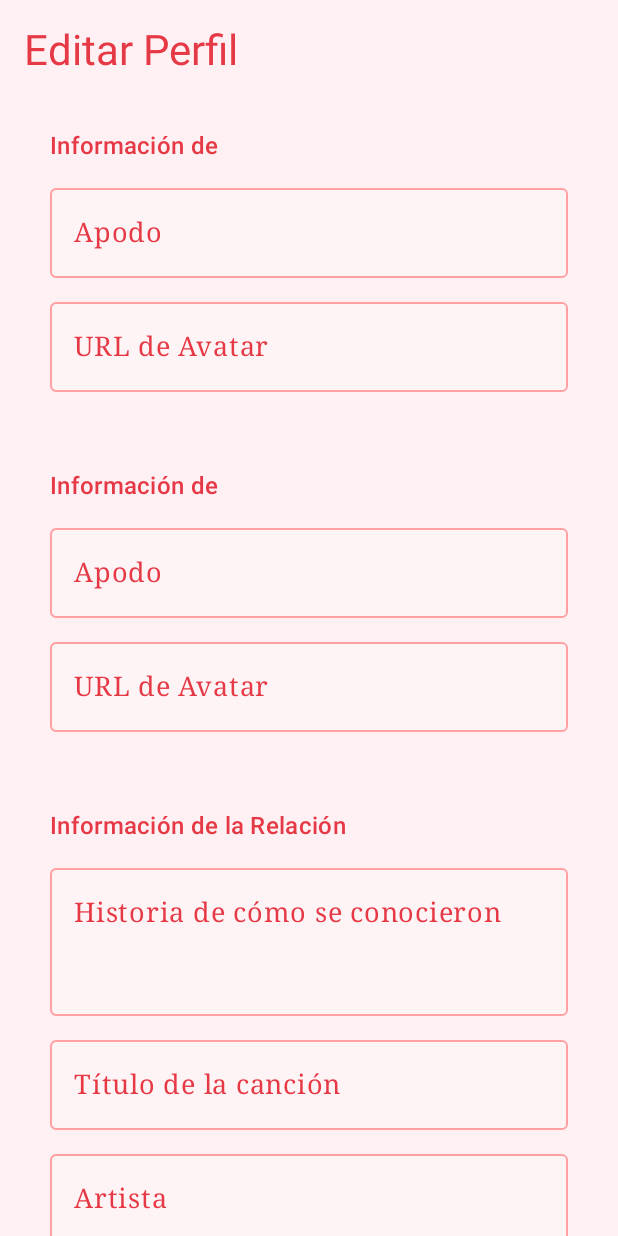
After one commit to Keniding/SanLove, an Android app built with Jetpack Compose: the composable EditProfileForm shown on its own in the app's theme, on a phone screen of 412 x 824 dp. The commit adds this screen. Run offline under Robolectric (Android 15) with nearby library versions, the phone set to English and light mode, and no system bars; our stand-ins replace Firebase (no records; nobody signed in at launch, a user with empty details on screens opened directly).

Commit message:
edición de perfiles

```diff
--- a/app/src/main/java/com/keniding/sanlove/data/model/profile/Partner.kt
+++ b/app/src/main/java/com/keniding/sanlove/data/model/profile/Partner.kt
@@ -14,6 +14,6 @@ data class Partner(
     @get:PropertyName("avatar") @set:PropertyName("avatar")
     var avatar: String = "",
 
-    @get:PropertyName("birthDate") @set:PropertyName("birthDate")
-    var birthDate: String = ""
+    @get:PropertyName("startDate") @set:PropertyName("startDate")
+    var startDate: String = ""
 )
--- a/app/src/main/java/com/keniding/sanlove/data/repository/ProfileRepository.kt
+++ b/app/src/main/java/com/keniding/sanlove/data/repository/ProfileRepository.kt
@@ -27,13 +27,17 @@ class ProfileRepository {
         val partner1 = snapshot.getValue(Partner::class.java)
             ?: throw Exception("Código de conexión inválido")
 
+        if (partner1.startDate != partner2.startDate) {
+            throw Exception("Las fechas de inicio de la relación no coinciden. Por favor, verifiquen juntos la fecha correcta.")
+        }
+
         val profileId = UUID.randomUUID().toString()
         val profile = CoupleProfile(
             id = profileId,
             partner1 = partner1,
             partner2 = partner2,
             relationship = RelationshipInfo(
-                anniversaryDate = LocalDate.now().toString(),
+                anniversaryDate = partner1.startDate,
                 specialMoments = listOf(),
                 petNamePartner1 = "",
                 petNamePartner2 = "",
--- a/app/src/main/java/com/keniding/sanlove/ui/common/component/StyledOutlinedTextField.kt
+++ b/app/src/main/java/com/keniding/sanlove/ui/common/component/StyledOutlinedTextField.kt
@@ -14,13 +14,17 @@ fun StyledOutlinedTextField(
     value: String,
     onValueChange: (String) -> Unit,
     label: String,
-    modifier: Modifier = Modifier
+    modifier: Modifier = Modifier,
+    minLines: Int = 1,
+    maxLines: Int = Int.MAX_VALUE
 ) {
     OutlinedTextField(
         value = value,
         onValueChange = onValueChange,
         label = { Text(label) },
         modifier = modifier.fillMaxWidth(),
+        minLines = minLines,
+        maxLines = maxLines,
         colors = OutlinedTextFieldDefaults.colors(
             focusedBorderColor = ValentineColors.DeepRose,
             unfocusedBorderColor = ValentineColors.Rose.copy(alpha = 0.6f),
@@ -31,6 +35,6 @@ fun StyledOutlinedTextField(
         ),
         textStyle = MaterialTheme.typography.bodyMedium.copy(
             color = ValentineColors.DeepRose
-        )
+        ),
     )
 }
--- a/app/src/main/java/com/keniding/sanlove/ui/common/navigation/NavGraph.kt
+++ b/app/src/main/java/com/keniding/sanlove/ui/common/navigation/NavGraph.kt
@@ -1,5 +1,7 @@
 package com.keniding.sanlove.ui.common.navigation
 
+import android.os.Build
+import androidx.annotation.RequiresApi
 import androidx.compose.foundation.background
 import androidx.compose.foundation.layout.*
 import androidx.compose.runtime.Composable
@@ -20,6 +22,7 @@ import com.keniding.sanlove.ui.common.theme.ValentineColors
 import com.keniding.sanlove.ui.register.screen.ConnectPartnerScreen
 import com.keniding.sanlove.ui.register.screen.RegisterScreen
 
+@RequiresApi(Build.VERSION_CODES.O)
 @Composable
 fun NavGraph(
     modifier: Modifier = Modifier
--- /dev/null
+++ b/app/src/main/java/com/keniding/sanlove/ui/profile/edit/EditProfileForm.kt
@@ -0,0 +1,173 @@
+package com.keniding.sanlove.ui.profile.component
+
+import androidx.compose.foundation.layout.*
+import androidx.compose.foundation.rememberScrollState
+import androidx.compose.foundation.verticalScroll
+import androidx.compose.material3.*
+import androidx.compose.runtime.*
+import androidx.compose.ui.Modifier
+import androidx.compose.ui.unit.dp
+import com.keniding.sanlove.data.model.profile.CoupleProfile
+import com.keniding.sanlove.ui.common.component.StyledButton
+import com.keniding.sanlove.ui.common.component.StyledOutlinedTextField
+import com.keniding.sanlove.ui.common.theme.ValentineColors
+import com.keniding.sanlove.ui.valentine.component.glass.GlassCard
+
+@Composable
+fun EditProfileForm(
+    profile: CoupleProfile,
+    onSave: (CoupleProfile) -> Unit,
+    modifier: Modifier = Modifier
+) {
+    var editedProfile by remember { mutableStateOf(profile) }
+
+    Column(
+        modifier = modifier
+            .fillMaxWidth()
+            .verticalScroll(rememberScrollState())
+            .padding(16.dp),
+        verticalArrangement = Arrangement.spacedBy(16.dp)
+    ) {
+        Text(
+            text = "Editar Perfil",
+            style = MaterialTheme.typography.headlineMedium,
+            color = ValentineColors.DeepRose
+        )
+
+        GlassCard(
+            modifier = Modifier.fillMaxWidth()
+        ) {
+            Column(
+                modifier = Modifier.padding(16.dp),
+                verticalArrangement = Arrangement.spacedBy(8.dp)
+            ) {
+                Text(
+                    text = "Información de ${profile.partner1.name}",
+                    style = MaterialTheme.typography.titleMedium,
+                    color = ValentineColors.DeepRose
+                )
+
+                StyledOutlinedTextField(
+                    value = editedProfile.partner1.nickname,
+                    onValueChange = {
+                        editedProfile = editedProfile.copy(
+                            partner1 = editedProfile.partner1.copy(nickname = it)
+                        )
+                    },
+                    label = "Apodo",
+                    modifier = Modifier.fillMaxWidth()
+                )
+
+                StyledOutlinedTextField(
+                    value = editedProfile.partner1.avatar,
+                    onValueChange = {
+                        editedProfile = editedProfile.copy(
+                            partner1 = editedProfile.partner1.copy(avatar = it)
+                        )
+                    },
+                    label = "URL de Avatar",
+                    modifier = Modifier.fillMaxWidth()
+                )
+            }
+        }
+
+        GlassCard(
+            modifier = Modifier.fillMaxWidth()
+        ) {
+            Column(
+                modifier = Modifier.padding(16.dp),
+                verticalArrangement = Arrangement.spacedBy(8.dp)
+            ) {
+                Text(
+                    text = "Información de ${profile.partner2.name}",
+                    style = MaterialTheme.typography.titleMedium,
+                    color = ValentineColors.DeepRose
+                )
+
+                StyledOutlinedTextField(
+                    value = editedProfile.partner2.nickname,
+                    onValueChange = {
+                        editedProfile = editedProfile.copy(
+                            partner2 = editedProfile.partner2.copy(nickname = it)
+                        )
+                    },
+                    label = "Apodo",
+                    modifier = Modifier.fillMaxWidth()
+                )
+
+                StyledOutlinedTextField(
+                    value = editedProfile.partner2.avatar,
+                    onValueChange = {
+                        editedProfile = editedProfile.copy(
+                            partner2 = editedProfile.partner2.copy(avatar = it)
+                        )
+                    },
+                    label = "URL de Avatar",
+                    modifier = Modifier.fillMaxWidth()
+                )
+            }
+        }
+
+        GlassCard(
+            modifier = Modifier.fillMaxWidth()
+        ) {
+            Column(
+                modifier = Modifier.padding(16.dp),
+                verticalArrangement = Arrangement.spacedBy(8.dp)
+            ) {
+                Text(
+                    text = "Información de la Relación",
+                    style = MaterialTheme.typography.titleMedium,
+                    color = ValentineColors.DeepRose
+                )
+
+                StyledOutlinedTextField(
+                    value = editedProfile.relationship.meetingStory,
+                    onValueChange = {
+                        editedProfile = editedProfile.copy(
+                            relationship = editedProfile.relationship.copy(meetingStory = it)
+                        )
+                    },
+                    label = "Historia de cómo se conocieron",
+                    modifier = Modifier.fillMaxWidth(),
+                    minLines = 3
+                )
+
+                StyledOutlinedTextField(
+                    value = editedProfile.relationship.song.title,
+                    onValueChange = {
+                        editedProfile = editedProfile.copy(
+                            relationship = editedProfile.relationship.copy(
+                                song = editedProfile.relationship.song.copy(title = it)
+                            )
+                        )
+                    },
+                    label = "Título de la canción",
+                    modifier = Modifier.fillMaxWidth()
+                )
+
+                StyledOutlinedTextField(
+                    value = editedProfile.relationship.song.artist,
+                    onValueChange = {
+                        editedProfile = editedProfile.copy(
+                            relationship = editedProfile.relationship.copy(
+                                song = editedProfile.relationship.song.copy(artist = it)
+                            )
+                        )
+                    },
+                    label = "Artista",
+                    modifier = Modifier.fillMaxWidth()
+                )
+            }
+        }
+
+        StyledButton(
+            onClick = { onSave(editedProfile) },
+            modifier = Modifier
+                .fillMaxWidth()
+                .padding(vertical = 16.dp)
+        ) {
+            Text("Guardar Cambios")
+        }
+    }
+}
--- a/app/src/main/java/com/keniding/sanlove/ui/register/component/InitialRegistrationForm.kt
+++ b/app/src/main/java/com/keniding/sanlove/ui/register/component/InitialRegistrationForm.kt
@@ -85,7 +85,7 @@ fun InitialRegistrationForm(
                     OutlinedTextField(
                         value = selectedDate?.format(dateFormatter) ?: "",
                         onValueChange = { },
-                        label = { Text("Fecha de nacimiento") },
+                        label = { Text("Fecha de inicio de la relación") },
                         readOnly = true,
                         trailingIcon = {
                             IconButton(onClick = { showDatePicker = true }) {
@@ -121,7 +121,7 @@ fun InitialRegistrationForm(
                                 error = null
                                 viewModel.startRegistration(
                                     name = name,
-                                    birthDate = selectedDate!!.format(dateFormatter)
+                                    startDate = selectedDate!!.format(dateFormatter)
                                 )
                             } else {
                                 error = "Por favor completa todos los campos"
@@ -187,7 +187,7 @@ fun InitialRegistrationForm(
                     state = datePickerState,
                     title = {
                         Text(
-                            text = "Selecciona tu fecha de nacimiento",
+                            text = "¿Cuándo comenzó su historia de amor?",
                             modifier = Modifier.fillMaxWidth(),
                             textAlign = TextAlign.Center,
                             color = ValentineColors.DeepRose
--- a/app/src/main/java/com/keniding/sanlove/ui/register/screen/RegisterScreen.kt
+++ b/app/src/main/java/com/keniding/sanlove/ui/register/screen/RegisterScreen.kt
@@ -1,5 +1,7 @@
 package com.keniding.sanlove.ui.register.screen
 
+import android.os.Build
+import androidx.annotation.RequiresApi
 import androidx.compose.foundation.background
 import androidx.compose.foundation.layout.*
 import androidx.compose.material3.*
@@ -16,6 +18,7 @@ import com.keniding.sanlove.ui.register.component.*
 import com.keniding.sanlove.ui.valentine.component.other.FloatingHearts
 import org.koin.androidx.compose.koinViewModel
 
+@RequiresApi(Build.VERSION_CODES.O)
 @Composable
 fun RegisterScreen(
     viewModel: RegisterViewModel = koinViewModel(),
```
Also changed, not shown: app/src/main/java/com/keniding/sanlove/ui/profile/screens/ProfileScreen.kt (+27 -0 lines), app/src/main/java/com/keniding/sanlove/ui/profile/screens/ProfileViewModel.kt (+24 -2 lines), app/src/main/java/com/keniding/sanlove/ui/register/screen/ConnectPartnerScreen.kt (+4 -4 lines), app/src/main/java/com/keniding/sanlove/ui/register/screen/RegisterViewModel.kt (+6 -6 lines).
